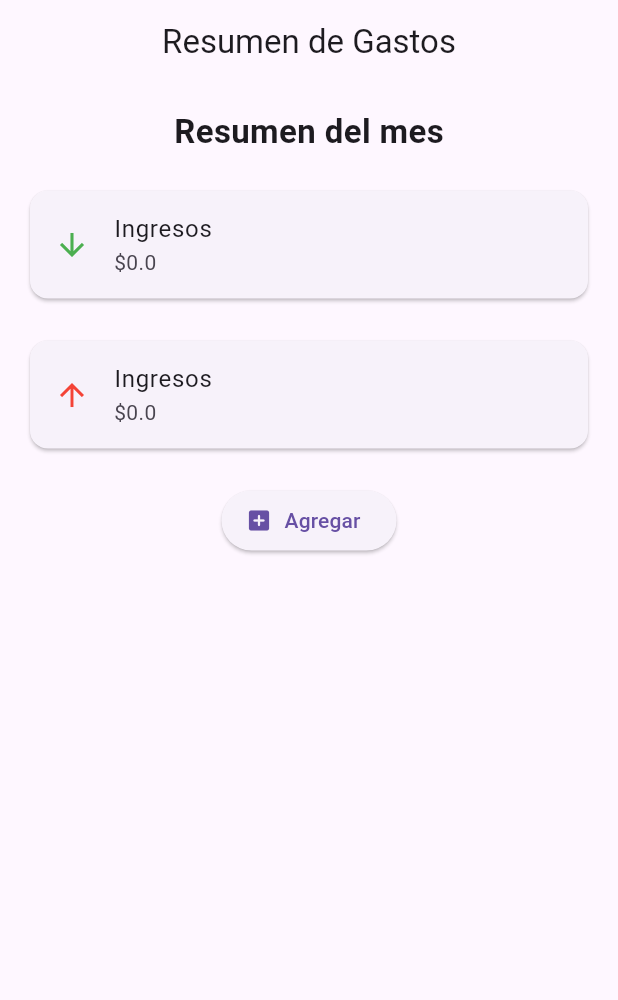
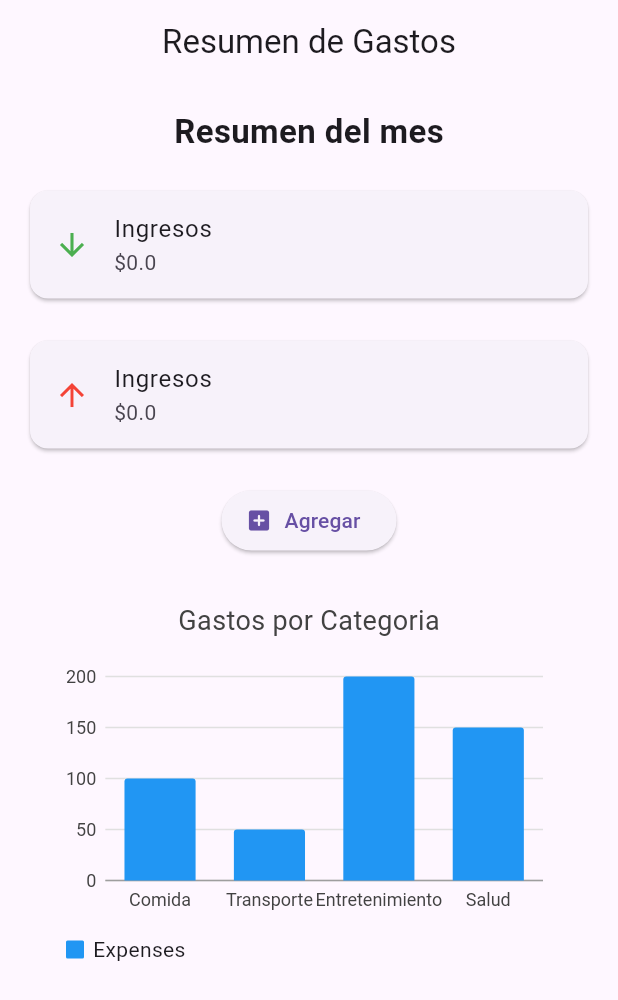
Before and after one commit to IsraelMerlyn/gastos_app, a Flutter app: the screen it shows after launch, on a phone screen of 412 x 824 dp. Shown: the top 1000 px of the screen. Run offline on Flutter 3.47's test engine with Material 3 defaults, Android fonts, the phone set to English and light mode, and no system bars; our stand-ins replace charts_flutter.

Commit message:
tasks #2 Agregando Grafica para las categorias de gastos

```diff
--- /dev/null
+++ b/lib/models/expense_data.dart
@@ -0,0 +1,9 @@
+class ExpenseData {
+  final String category;
+  final double amomount;
+
+  ExpenseData(
+     this.category,
+     this.amomount,
+  );
+}
--- a/lib/screens/summary_screen.dart
+++ b/lib/screens/summary_screen.dart
@@ -1,11 +1,20 @@
 import 'package:flutter/material.dart';
 import 'package:gastos_app/screens/transaction_form_screen.dart';
+import 'package:gastos_app/widgets/expense_chart.dart';
+
+import '../models/expense_data.dart';
 
 class SumaryScreen extends StatelessWidget {
   const SumaryScreen({super.key});
 
   @override
   Widget build(BuildContext context) {
+    final List<ExpenseData> expenseData = [
+      ExpenseData('Comida', 100),
+      ExpenseData('Transporte', 50),
+      ExpenseData('Entretenimiento', 200),
+      ExpenseData('Salud', 150),
+    ];
     return Scaffold(
         appBar: AppBar(
           title: Text('Resumen de Gastos'),
@@ -16,12 +25,12 @@ class SumaryScreen extends StatelessWidget {
           child: Column(
             crossAxisAlignment: CrossAxisAlignment.center,
             children: [
-              Text(
+              const Text(
                 'Resumen del mes',
                 style: TextStyle(fontSize: 22, fontWeight: FontWeight.bold),
               ),
-              SizedBox(height: 20),
-              Card(
+              const SizedBox(height: 20),
+              const Card(
                 child: ListTile(
                   leading: Icon(
                     Icons.arrow_downward_outlined,
@@ -31,8 +40,8 @@ class SumaryScreen extends StatelessWidget {
                   subtitle: Text('\$0.0'),
                 ),
               ),
-              SizedBox(height: 20),
-              Card(
+              const SizedBox(height: 20),
+              const Card(
                 child: ListTile(
                   leading: Icon(
                     Icons.arrow_upward_outlined,
@@ -42,16 +51,20 @@ class SumaryScreen extends StatelessWidget {
                   subtitle: Text('\$0.0'),
                 ),
               ),
-              SizedBox(height: 20),
+              const SizedBox(height: 20),
               Center(
                 child: ElevatedButton.icon(
                   onPressed: () {
-                    Navigator.push(context, MaterialPageRoute(builder: (context)=> TransactionFormScreen()));
+                    Navigator.push(
+                        context,
+                        MaterialPageRoute(
+                            builder: (context) => TransactionFormScreen()));
                   },
                   label: Text('Agregar'),
                   icon: Icon(Icons.add_box_rounded),
                 ),
               ),
+              ExpenseChart(expenseData: expenseData)
             ],
           ),
         ));
--- /dev/null
+++ b/lib/widgets/expense_chart.dart
@@ -0,0 +1,44 @@
+import 'package:charts_flutter/flutter.dart';
+import 'package:flutter/material.dart';
+
+import '../models/expense_data.dart';
+import 'package:charts_flutter/flutter.dart' as charts;
+
+class ExpenseChart extends StatelessWidget {
+  final List<ExpenseData> expenseData;
+  const ExpenseChart({super.key, required this.expenseData});
+
+  @override
+  Widget build(BuildContext context) {
+    List<charts.Series<ExpenseData , String>> series = [
+      charts.Series(
+        id: 'Expenses',
+        data: expenseData,
+        domainFn: (ExpenseData data, _) => data.category,
+        measureFn: (ExpenseData data, _) => data.amomount,
+        colorFn: (_,__ ) =>
+            charts.MaterialPalette.blue.shadeDefault,
+      )
+    ];
+    return  Container(
+      padding: EdgeInsets.all(20.0),
+      height: 300,
+      child: charts.BarChart(
+        series,
+        animate: true,
+        barGroupingType: charts.BarGroupingType.grouped,
+        behaviors: [
+          charts.ChartTitle('Gastos por Categoria',
+              behaviorPosition: charts.BehaviorPosition.top,
+              titleOutsideJustification:
+                  charts.OutsideJustification.middleDrawArea),
+          charts.SeriesLegend(
+            position: charts.BehaviorPosition.bottom,
+            horizontalFirst: false,
+            desiredMaxRows: 2,
+          ),
+        ],
+      ),
+    );
+  }
+}
--- a/pubspec.yaml
+++ b/pubspec.yaml
@@ -35,6 +35,7 @@ dependencies:
   # The following adds the Cupertino Icons font to your application.
   # Use with the CupertinoIcons class for iOS style icons.
   cupertino_icons: ^1.0.6
+  charts_flutter: ^0.12.0
 
 dev_dependencies:
   flutter_test:
```
Also changed, not shown: pubspec.lock.
